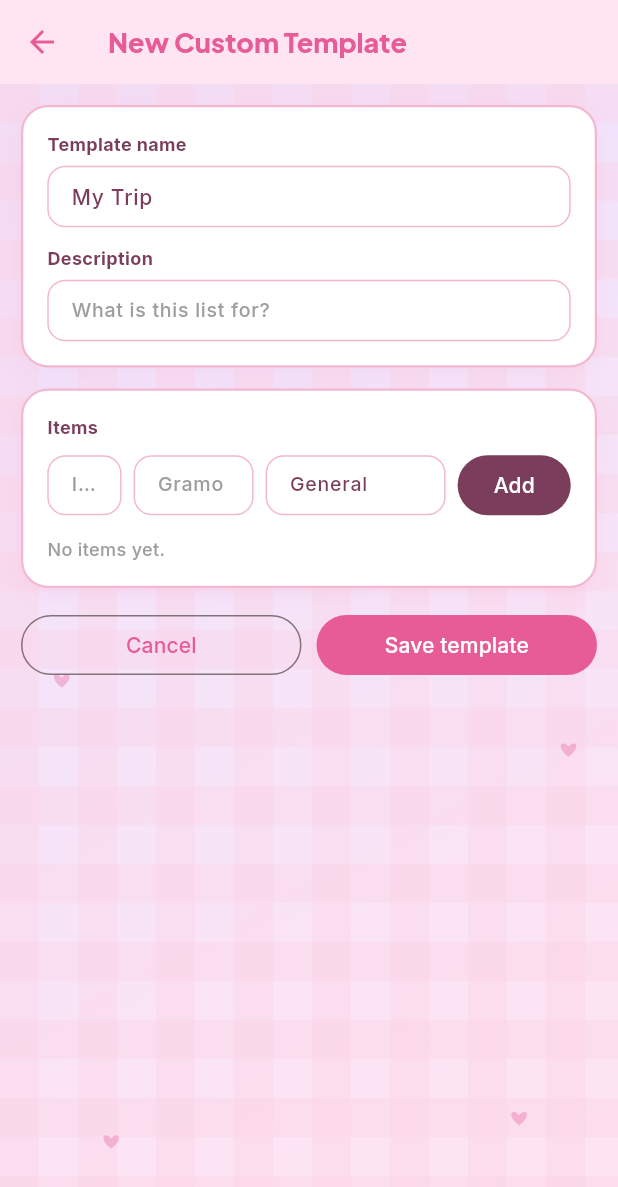
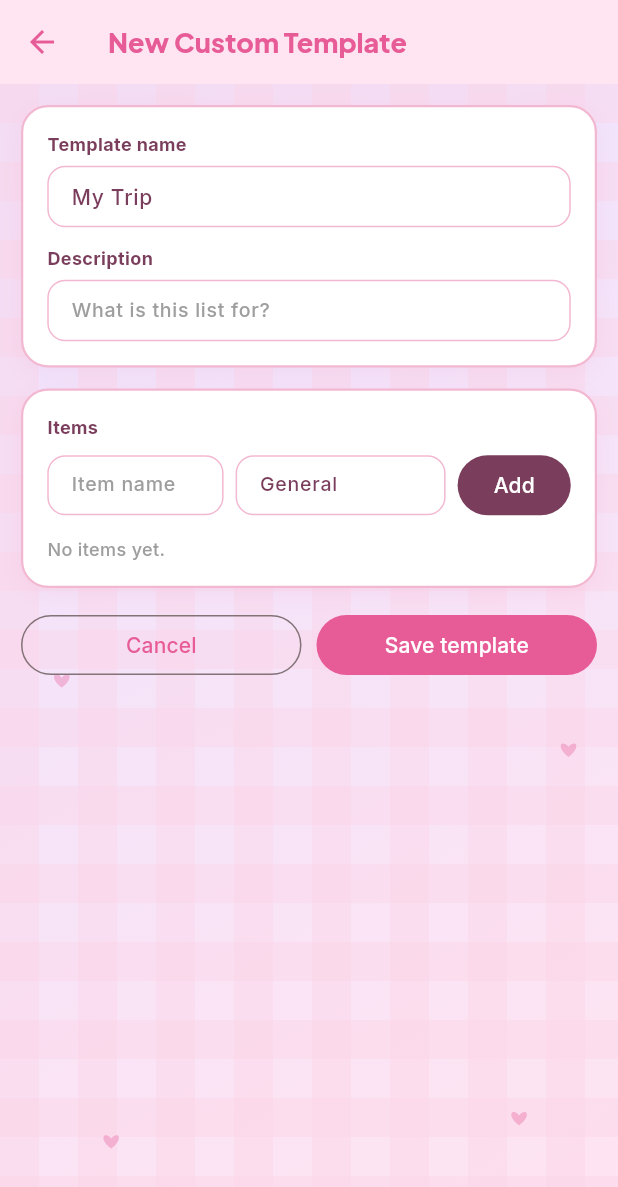
Before and after one commit to VernadithTanacio/Packing-List-App, a Flutter app: the screen it shows after launch, after a tap on "Templates", after a tap on "New Custom Template", on a phone screen of 412 x 824 dp. Shown: the top 1187 px of the screen. Run offline on Flutter 3.47's test engine with Material 3 defaults, Android fonts, the phone set to English and light mode, and no system bars; our stand-ins replace google_fonts, shared_preferences.

Commit message:
Refactor PackItem to remove grams property
Removed grams property from PackItem and related logic. Updated item creation and display to exclude weight.

```diff
--- a/lib/main.dart
+++ b/lib/main.dart
@@ -28,10 +28,6 @@ const kHeaderGradient = LinearGradient(
 const kEssentialsCat = 'Essentials';
 const kAllCat = 'All';
 
-const kLimitGrams = 15000; // limit ng bag, baguhin kung kailangan
-
-String fmtWeight(int g) => g >= 1000 ? '${(g / 1000).toStringAsFixed(1)} kg' : '$g g';
-
 TextStyle headStyle(double size, {Color color = kCocoa, FontWeight weight = FontWeight.w800}) =>
     GoogleFonts.plusJakartaSans(fontSize: size, fontWeight: weight, color: color);
 
@@ -43,24 +39,16 @@ class PackItem {
   String category;
   bool essential;
   bool packed;
-  int grams;
-
-  PackItem({
-    required this.name,
-    required this.category,
-    this.essential = false,
-    this.packed = false,
-    this.grams = 0,
-  });
-
-  PackItem copy() => PackItem(name: name, category: category, essential: essential, grams: grams);
+
+  PackItem({required this.name, required this.category, this.essential = false, this.packed = false});
+
+  PackItem copy() => PackItem(name: name, category: category, essential: essential);
 
   Map<String, dynamic> toJson() => {
         'name': name,
         'category': category,
         'essential': essential,
         'packed': packed,
-        'grams': grams,
       };
 
   factory PackItem.fromJson(Map<String, dynamic> j) => PackItem(
@@ -68,7 +56,6 @@ class PackItem {
         category: j['category'] as String,
         essential: (j['essential'] as bool?) ?? false,
         packed: (j['packed'] as bool?) ?? false,
-        grams: (j['grams'] as int?) ?? 0,
       );
 }
 
@@ -149,12 +136,7 @@ List<PackItem> itemsFromLines(List<String> lines) {
     if (line.startsWith('#')) {
       category = line.substring(1);
     } else {
-      final parts = line.split('|');
-      result.add(PackItem(
-        name: parts[0].trim(),
-        category: category,
-        grams: parts.length > 1 ? (int.tryParse(parts[1].trim()) ?? 0) : 0,
-      ));
+      result.add(PackItem(name: line, category: category));
     }
   }
   return result;
@@ -694,13 +676,11 @@ class _HomeScreenState extends State<HomeScreen> {
   String _quickCategory = 'General';
   bool _quickEssential = false;
   final _quickName = TextEditingController();
-  final _quickGrams = TextEditingController();
   final _search = TextEditingController();
 
   @override
   void dispose() {
     _quickName.dispose();
-    _quickGrams.dispose();
     _search.dispose();
     super.dispose();
   }
@@ -942,8 +922,6 @@ class _HomeScreenState extends State<HomeScreen> {
     final packed = trip.items.where((i) => i.packed).length;
     final pct = total == 0 ? 0 : (packed * 100 / total).round();
     final essRemaining = trip.items.where((i) => i.essential && !i.packed).length;
-    final totalG = trip.items.fold<int>(0, (s, i) => s + i.grams);
-    final packedG = trip.items.where((i) => i.packed).fold<int>(0, (s, i) => s + i.grams);
 
     return Container(
       padding: const EdgeInsets.all(14),
@@ -958,7 +936,7 @@ class _HomeScreenState extends State<HomeScreen> {
               Text('Packing Progress', style: bodyStyle(13, weight: FontWeight.w700)),
               const Spacer(),
               Text(
-                '$packed / $total items ($pct%)',
+                '$packed / $total packed ($pct%)',
                 style: bodyStyle(13, weight: FontWeight.w800),
               ),
             ],
@@ -972,34 +950,6 @@ class _HomeScreenState extends State<HomeScreen> {
               backgroundColor: Colors.white,
               color: kHotPink,
             ),
-          ),
-          const SizedBox(height: 12),
-          Row(
-            children: [
-              const Icon(Icons.luggage, size: 16, color: kViolet),
-              const SizedBox(width: 6),
-              Text('Timbang ng bag', style: bodyStyle(13, weight: FontWeight.w700)),
-              const Spacer(),
-              Text(
-                '${fmtWeight(packedG)} / ${fmtWeight(kLimitGrams)}',
-                style: bodyStyle(13, weight: FontWeight.w800),
-              ),
-            ],
-          ),
-          const SizedBox(height: 8),
-          ClipRRect(
-            borderRadius: BorderRadius.circular(10),
-            child: LinearProgressIndicator(
-              value: (packedG / kLimitGrams).clamp(0.0, 1.0).toDouble(),
-              minHeight: 10,
-              backgroundColor: Colors.white,
-              color: packedG > kLimitGrams ? Colors.red : kViolet,
-            ),
-          ),
-          const SizedBox(height: 6),
-          Text(
-            'Kabuuang gamit sa listahan: ${fmtWeight(totalG)}',
-            style: bodyStyle(11, color: Colors.grey),
           ),
           const SizedBox(height: 4),
           Row(
@@ -1042,17 +992,7 @@ class _HomeScreenState extends State<HomeScreen> {
               decoration: inputDecoration('Add gear or item (e.g., Headlamp)...', icon: Icons.add),
             ),
           ),
-          const SizedBox(width: 6),
-          SizedBox(
-            width: 64,
-            child: TextField(
-              controller: _quickGrams,
-              keyboardType: TextInputType.number,
-              style: bodyStyle(13),
-              decoration: inputDecoration('g'),
-            ),
-          ),
-          const SizedBox(width: 6),
+          const SizedBox(width: 8),
           DropdownButton<String>(
             value: selected,
             underline: const SizedBox.shrink(),
@@ -1083,14 +1023,8 @@ class _HomeScreenState extends State<HomeScreen> {
   void _quickAdd(PackTrip trip) {
     final name = _quickName.text.trim();
     if (name.isEmpty) return;
-    trip.items.add(PackItem(
-      name: name,
-      category: _quickCategory,
-      essential: _quickEssential,
-      grams: int.tryParse(_quickGrams.text.trim()) ?? 0,
-    ));
+    trip.items.add(PackItem(name: name, category: _quickCategory, essential: _quickEssential));
     _quickName.clear();
-    _quickGrams.clear();
     _quickEssential = false;
     _changed();
   }
@@ -1250,11 +1184,6 @@ class _HomeScreenState extends State<HomeScreen> {
         trailing: Row(
           mainAxisSize: MainAxisSize.min,
           children: [
-            Text(
-              fmtWeight(item.grams),
-              style: bodyStyle(12, color: kViolet, weight: FontWeight.w700),
-            ),
-            const SizedBox(width: 4),
             IconButton(
               tooltip: 'Essential',
               icon: Icon(
@@ -1326,8 +1255,7 @@ class _HomeScreenState extends State<HomeScreen> {
       for (final i in trip.items.where((i) => i.category == cat)) {
         final check = i.packed ? '[x]' : '[ ]';
         final star = i.essential ? ' ★' : '';
-        final weight = i.grams > 0 ? ' (${fmtWeight(i.grams)})' : '';
-        lines.add('$check ${i.name}$weight$star');
+        lines.add('$check ${i.name}$star');
       }
     }
     return lines.join('\n');
@@ -1553,7 +1481,6 @@ class _TemplateEditorPageState extends State<TemplateEditorPage> {
   late final TextEditingController _desc;
   late final TextEditingController _newItem;
   late final TextEditingController _newCat;
-  late final TextEditingController _newGrams;
   late List<PackItem> _items;
 
   @override
@@ -1563,7 +1490,6 @@ class _TemplateEditorPageState extends State<TemplateEditorPage> {
     _desc = TextEditingController(text: widget.template.description);
     _newItem = TextEditingController();
     _newCat = TextEditingController(text: 'General');
-    _newGrams = TextEditingController();
     _items = widget.template.items.map((i) => i.copy()).toList();
   }
 
@@ -1573,7 +1499,6 @@ class _TemplateEditorPageState extends State<TemplateEditorPage> {
     _desc.dispose();
     _newItem.dispose();
     _newCat.dispose();
-    _newGrams.dispose();
     super.dispose();
   }
 
@@ -1581,10 +1506,8 @@ class _TemplateEditorPageState extends State<TemplateEditorPage> {
     final text = _newItem.text.trim();
     if (text.isEmpty) return;
     final cat = _newCat.text.trim().isEmpty ? 'General' : _newCat.text.trim();
-    final grams = int.tryParse(_newGrams.text.trim()) ?? 0;
-    setState(() => _items.add(PackItem(name: text, category: cat, grams: grams)));
+    setState(() => _items.add(PackItem(name: text, category: cat)));
     _newItem.clear();
-    _newGrams.clear();
   }
 
   void _save() {
@@ -1658,17 +1581,7 @@ class _TemplateEditorPageState extends State<TemplateEditorPage> {
                               ),
                               const SizedBox(width: 8),
                               SizedBox(
-                                width: 80,
-                                child: TextField(
-                                  controller: _newGrams,
-                                  keyboardType: TextInputType.number,
-                                  style: bodyStyle(13),
-                                  decoration: inputDecoration('Gramo'),
-                                ),
-                              ),
-                              const SizedBox(width: 8),
-                              SizedBox(
-                                width: 120,
+                                width: 140,
                                 child: TextField(
                                   controller: _newCat,
                                   style: bodyStyle(13),
@@ -1691,10 +1604,7 @@ class _TemplateEditorPageState extends State<TemplateEditorPage> {
                               dense: true,
                               contentPadding: EdgeInsets.zero,
                               title: Text(e.value.name, style: bodyStyle(13)),
-                              subtitle: Text(
-                                '${e.value.category} • ${fmtWeight(e.value.grams)}',
-                                style: bodyStyle(11, color: Colors.grey),
-                              ),
+                              subtitle: Text(e.value.category, style: bodyStyle(11, color: Colors.grey)),
                               trailing: IconButton(
                                 icon: const Icon(Icons.close, color: kHotPink),
                                 onPressed: () => setState(() => _items.removeAt(e.key)),
```
